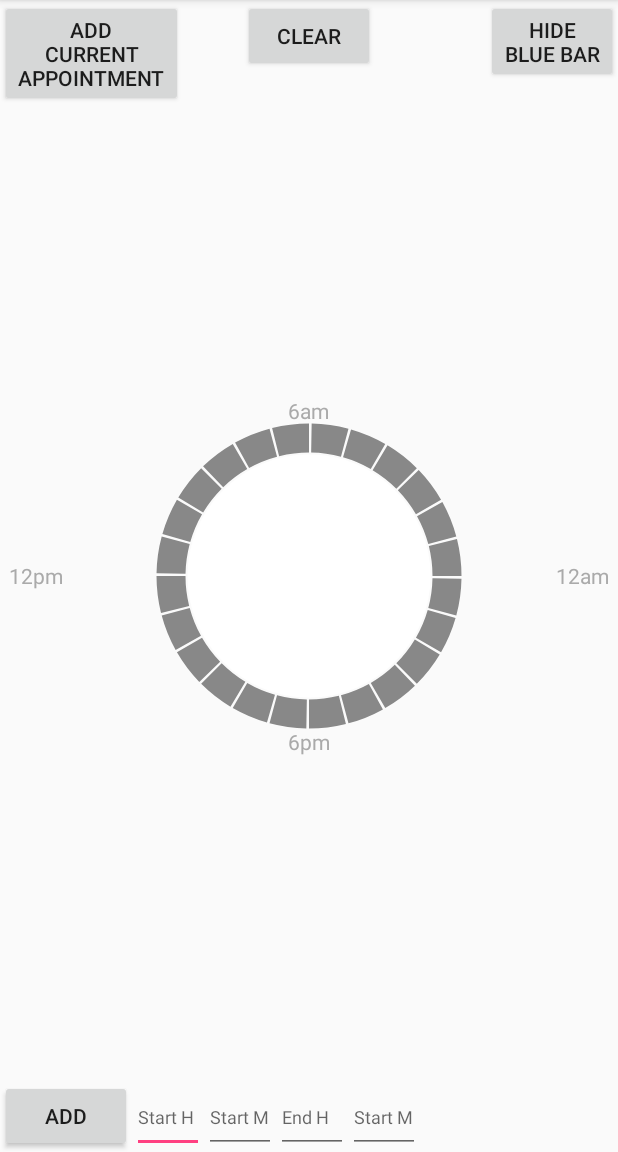
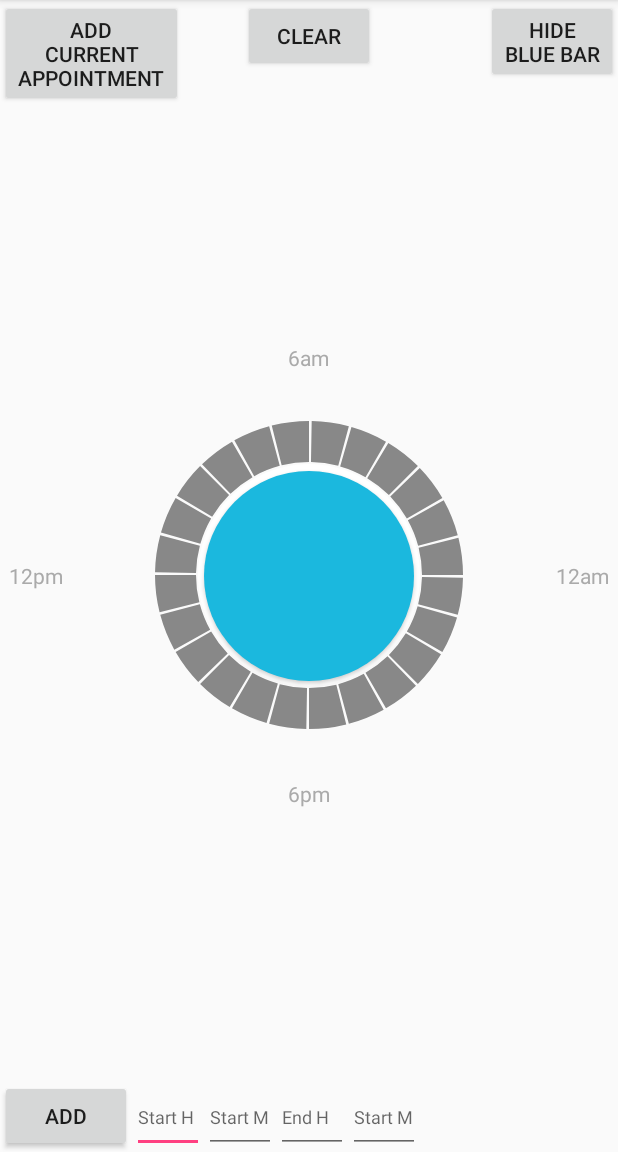
Before and after one commit to Ionut93/android-circular-range-bar, an Android app: the screen it shows after launch (Main2Activity), on a phone screen of 412 x 824 dp, the part 84-1236 px from its top. Run offline under Robolectric (Android 15) with nearby library versions, the phone set to English and light mode, and no system bars.

Commit message:
Added rounded button in middle

```diff
--- a/app/src/main/java/com/circularrangebar/CircularRangeBar/CircularRangeBar.java
+++ b/app/src/main/java/com/circularrangebar/CircularRangeBar/CircularRangeBar.java
@@ -39,7 +39,7 @@ public class CircularRangeBar extends View {
     /**
      * Margin between Text and Handle
      */
-    protected final float MIN_MARGIN_TEXT_HANDLE = 14 * DPTOPX_SCALE;
+    protected final float MIN_MARGIN_TEXT_HANDLE = 12 * DPTOPX_SCALE;
     protected final float MIN_CIRCLE_MARGIN = 18 * DPTOPX_SCALE;
     //endregion
 
--- a/app/src/main/java/com/circularrangebar/Main2Activity.java
+++ b/app/src/main/java/com/circularrangebar/Main2Activity.java
@@ -56,4 +56,8 @@ public class Main2Activity extends AppCompatActivity {
         circularRangeBar.setRightThumbAngle(0);
         circularRangeBar.hideCurrentProgress();
     }
+
+    public void middle(View v) {
+        Toast.makeText(this, "Map clicked", Toast.LENGTH_SHORT).show();
+    }
 }
--- /dev/null
+++ b/app/src/main/res/drawable/round_button.xml
@@ -0,0 +1,6 @@
+<?xml version="1.0" encoding="utf-8"?>
+<shape xmlns:android="http://schemas.android.com/apk/res/android"
+    android:shape="oval">
+    <solid android:color="@color/opaqueBlue" />
+
+</shape>
--- a/app/src/main/res/layout/activity_main2.xml
+++ b/app/src/main/res/layout/activity_main2.xml
@@ -10,23 +10,29 @@
     <com.circularrangebar.CircularRangeBar.CircularRangeBar
         android:id="@+id/circularRangeBar"
         android:layout_width="match_parent"
-        android:layout_height="300dp"
+        android:layout_height="310dp"
         android:layout_centerInParent="true"
         android:visibility="visible"
-        app:circle_progress_color="#ff0000ff"
-        app:circle_stroke_width="22dp"
+        app:circle_progress_color="@color/opaqueBlue"
+        app:circle_stroke_width="30dp"
         app:end_angle="270"
         app:max="360"
         app:progress="0"
         app:start_angle="270"
         app:thumb_radius="18dp" />
 
+    <Button
+        android:layout_width="140dp"
+        android:layout_height="140dp"
+        android:layout_centerInParent="true"
+        android:onClick="middle"
+        android:background="@drawable/round_button" />
+
     <TextView
         android:layout_width="wrap_content"
         android:layout_height="wrap_content"
         android:layout_alignTop="@+id/circularRangeBar"
         android:layout_centerHorizontal="true"
-        android:layout_marginTop="30dp"
         android:text="6am"
         android:textColor="@android:color/darker_gray" />
 
@@ -54,7 +60,6 @@
         android:layout_height="wrap_content"
         android:layout_alignBottom="@+id/circularRangeBar"
         android:layout_centerHorizontal="true"
-        android:layout_marginBottom="30dp"
         android:text="6pm"
         android:textColor="@android:color/darker_gray" />
 
--- a/app/src/main/res/values/colors.xml
+++ b/app/src/main/res/values/colors.xml
@@ -3,5 +3,5 @@
     <color name="colorPrimary">#3F51B5</color>
     <color name="colorPrimaryDark">#303F9F</color>
     <color name="colorAccent">#FF4081</color>
-    <color name="opaqueBlue">#FF0000FF</color>
+    <color name="opaqueBlue">#FF1BB8DE</color>
 </resources>
```
